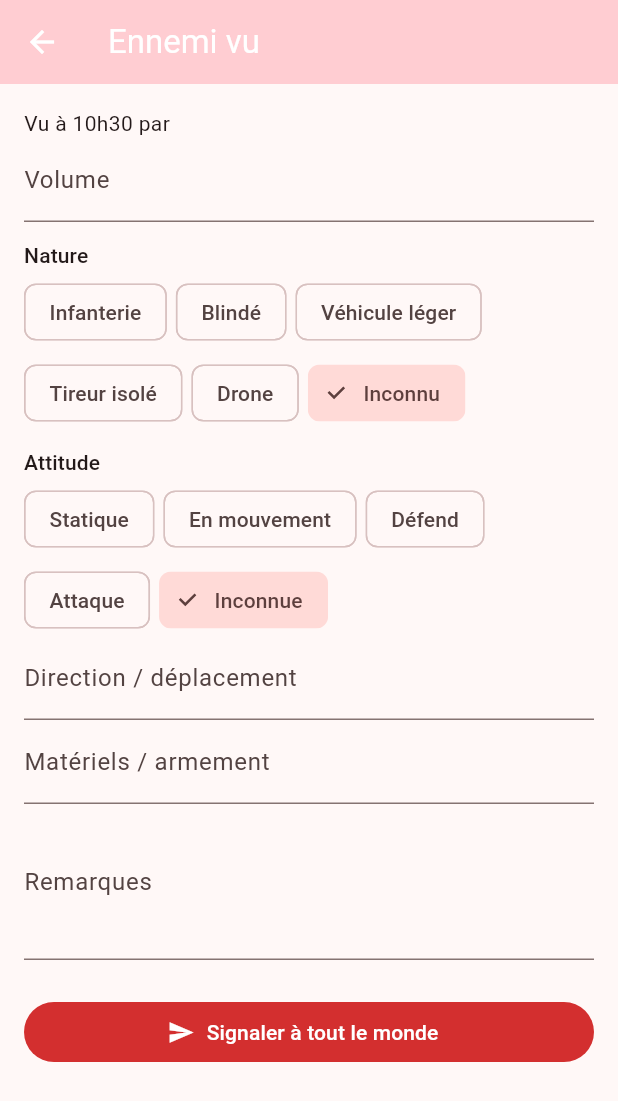
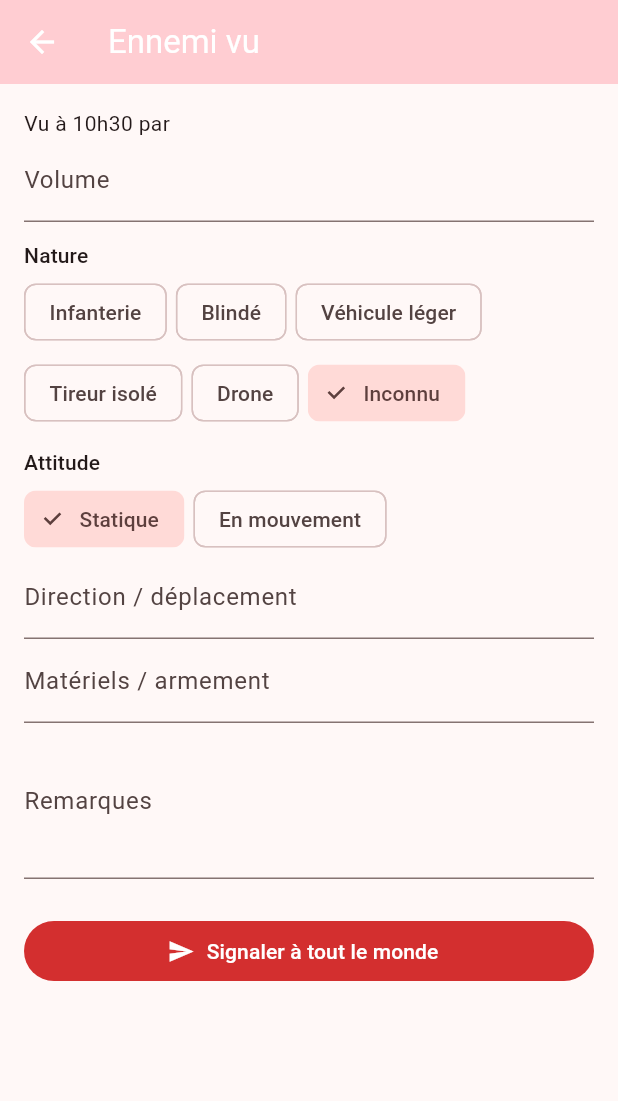
Before and after one commit to fguyet-6cie/mufasa, a Flutter app: the _FicheEnnemi screen opened directly with empty values, on a phone screen of 412 x 824 dp. Shown: the top 1101 px of the screen. Run offline on Flutter 3.47's test engine with Material 3 defaults, Android fonts, the phone set to English and light mode, and no system bars; our stand-ins replace flutter_map, geolocator, latlong2, package_info_plus, shared_preferences, typed_data; missing offline and left inert: cryptography, mqtt_client; accounts and stored records are empty.

Commit message:
Attitudes ennemies : statique ou en mouvement
Co-Authored-By: Claude Opus 5.5 <noreply@anthropic.com>
Claude-Session: https://claude.ai/code/session_01AdowoTq4ZNchBNgGAjDt4y

```diff
--- a/lib/ennemi.dart
+++ b/lib/ennemi.dart
@@ -11,13 +11,7 @@ const naturesEnnemi = [
   'Drone',
   'Inconnu',
 ];
-const attitudesEnnemi = [
-  'Statique',
-  'En mouvement',
-  'Défend',
-  'Attaque',
-  'Inconnue',
-];
+const attitudesEnnemi = ['Statique', 'En mouvement'];
 
 String heureCourte(DateTime d) {
   final l = d.toLocal();
@@ -50,7 +44,7 @@ class _FicheEnnemiEtat extends State<_FicheEnnemi> {
   final _materiels = TextEditingController();
   final _remarques = TextEditingController();
   String _nature = 'Inconnu';
-  String _attitude = 'Inconnue';
+  String _attitude = 'Statique';
   String? _cap;
 
   @override
```
